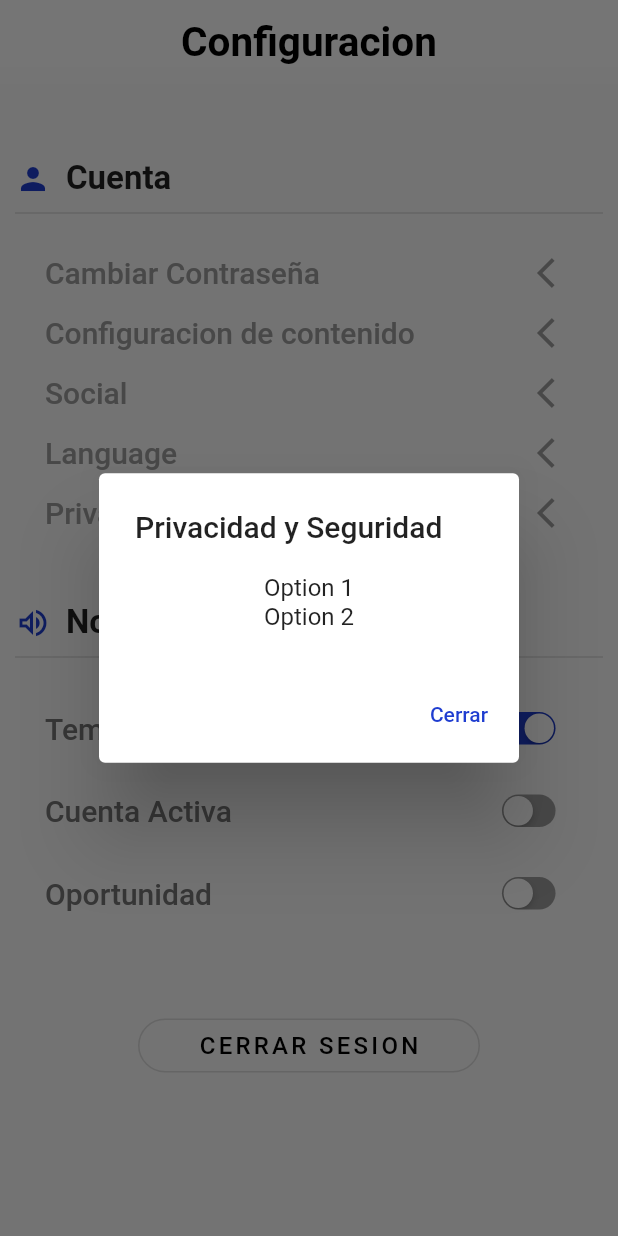
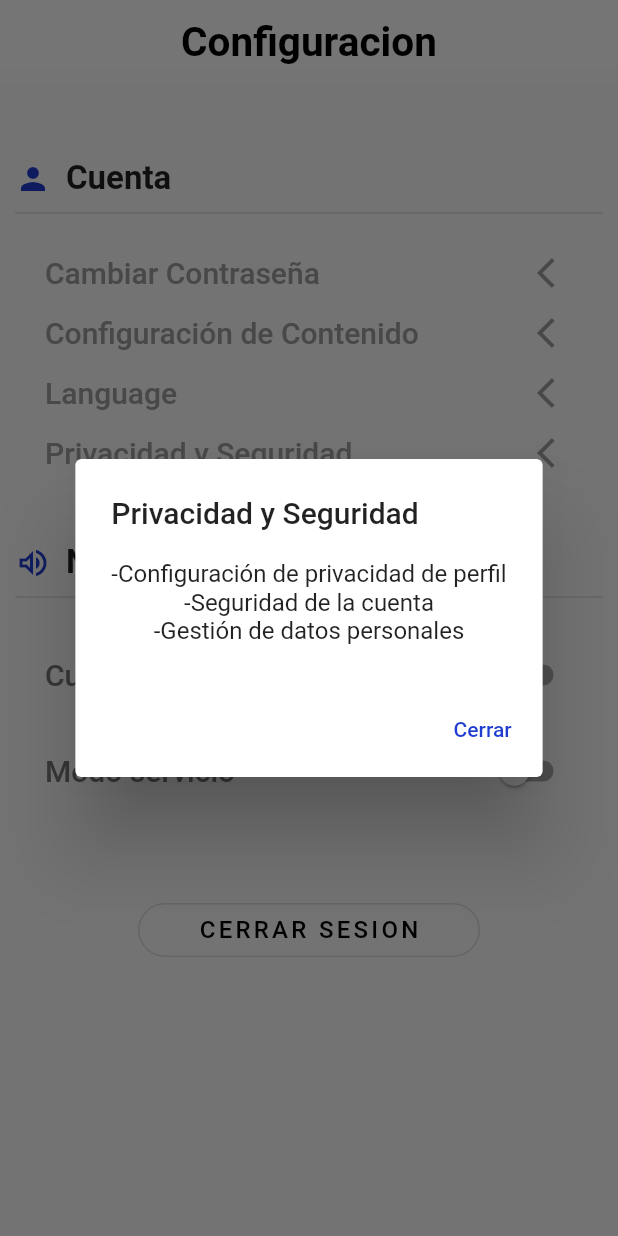
Before and after one commit to Jesus0917/ServiPlus-1.0, a Flutter app: the SettingsScreen screen opened directly with empty values, after a tap on "Privacidad y Seguridad", on a phone screen of 412 x 824 dp. Run offline on Flutter 3.47's test engine with Material 2 defaults, Android fonts, the phone set to English and light mode, and no system bars; our stand-ins replace firebase_auth, firebase_core, firebase_storage, flutter_local_notifications, flutter_spinkit, fluttertoast and 4 more; accounts and stored records are empty.

Commit message:
funcionalidad configuracion

```diff
--- a/lib/features/user_auth/presentation/pages/home_page.dart
+++ b/lib/features/user_auth/presentation/pages/home_page.dart
@@ -392,6 +392,7 @@ class _SettingsScreenState extends State<SettingsScreen> {
   bool valNotify2 = false;
   bool valNotify3 = false;
 
+
   void onChangeFunction1(bool newValue1) {
     setState(() {
       valNotify1 = newValue1;
@@ -451,11 +452,11 @@ class _SettingsScreenState extends State<SettingsScreen> {
             ),
             Divider(height: 20,thickness: 1),
             SizedBox(height: 10),
-            buildAccountOpion(context, "Cambiar Contraseña"),
-            buildAccountOpion(context, "Configuracion de contenido"),
-            buildAccountOpion(context, "Social"),
-            buildAccountOpion(context, "Language"),
-            buildAccountOpion(context, "Privacidad y Seguridad"),
+            buildAccountOpion(context, "Cambiar Contraseña", ["-Cambiar contraseña actual", "-Restablecer contraseña",]),
+            buildAccountOpion(context, "Configuración de Contenido", [ "-Preferencias de notificaciones","-Configuración de privacidad","-Configurar preferencias de visualización"]),
+            buildAccountOpion(context, "Language", ["-Seleccionar idioma", ]),
+           buildAccountOpion(context, "Privacidad y Seguridad", [ "-Configuración de privacidad de perfil", "-Seguridad de la cuenta", "-Gestión de datos personales"]),
+
             SizedBox(height: 40),
             Row(
               children: [
@@ -469,9 +470,10 @@ class _SettingsScreenState extends State<SettingsScreen> {
             ),
             Divider(height: 20, thickness: 1),
             SizedBox(height: 10),
-            buildNotificationOpntion("Tema Oscuro", valNotify1, onChangeFunction1),
-            buildNotificationOpntion("Cuenta Activa", valNotify2, onChangeFunction2),
-            buildNotificationOpntion("Oportunidad", valNotify3, onChangeFunction3),
+            buildAccountOption("Cuenta Activa"),
+            buildNotificationOpntion("Modo servicio", valNotify3, onChangeFunction3),
+
+
             SizedBox(height: 50),
             Center(
               child: OutlinedButton(
@@ -500,70 +502,147 @@ class _SettingsScreenState extends State<SettingsScreen> {
     );
   }
 
+Widget buildAccountOption(String title) {
+  if (title == "Cuenta Activa") {
+    return Padding(
+      padding: const EdgeInsets.symmetric(vertical: 8, horizontal: 20),
+      child: Row(
+        mainAxisAlignment: MainAxisAlignment.spaceBetween,
+        children: [
+          Text(
+            title,
+            style: TextStyle(
+              fontSize: 20,
+              fontWeight: FontWeight.w500,
+              color: Colors.grey[600],
+            ),
+          ),
+          Transform.scale(
+            scale: 1,
+            child: Switch(
+              activeColor: Color(0xFF1F3DD0),
+              value: valNotify2, // Usar el valor correspondiente
+              onChanged: (bool newValue) {
+                onChangeFunction2(newValue); // Llamar a la función correspondiente
+                if (newValue) {
+                  showDialog(
+                    context: context,
+                    builder: (BuildContext context) {
+                      return AlertDialog(
+                        title: Text(title),
+                        content: Text('¡Su cuenta está activa!'),
+                        actions: [
+                          TextButton(
+                            onPressed: () {
+                              Navigator.of(context).pop();
+                            },
+                            child: Text("Cerrar"),
+                          )
+                        ],
+                      );
+                    },
+                  );
+                }
+              },
+            ),
+          ),
+        ],
+      ),
+    );
+  } else {
+    return buildNotificationOpntion(title, false, () {}); // Otras opciones diferentes a "Cuenta Activa"
+  }
+}
+
+
 Padding buildNotificationOpntion(String title, bool value, Function onChangeMethod) {
   return Padding(
     padding: const EdgeInsets.symmetric(vertical: 8, horizontal: 20),
     child: Row(
       mainAxisAlignment: MainAxisAlignment.spaceBetween,
       children: [
-          Text(title, style: TextStyle(
+        Text(
+          title,
+          style: TextStyle(
             fontSize: 20,
             fontWeight: FontWeight.w500,
             color: Colors.grey[600]
-          )),
-          Transform.scale(
-            scale: 0.7,
-            child: CupertinoSwitch(
+          ),
+        ),
+        Switch(
           activeColor: Color(0xFF1F3DD0),
-              trackColor: Colors.grey,
           value: value,
-              onChanged: (bool newValue){
+          onChanged: (bool newValue) {
             onChangeMethod(newValue);
           },
         ),
-          )
       ],
     ),
   );
 }
 
-  GestureDetector buildAccountOpion(BuildContext context, String title){
+
+GestureDetector buildAccountOpion(BuildContext context, String title, List<String> options) {
   return GestureDetector(
-      onTap:(){
-        showDialog(context: context, builder: (BuildContext context){
+    onTap: () {
+      if (title == "Cuenta Activa") {
+        showDialog(
+          context: context,
+          builder: (BuildContext context) {
+            return AlertDialog(
+              title: Text(title),
+              content: Text('¡Su cuenta está activa!'),
+              actions: [
+                TextButton(
+                  onPressed: () {
+                    Navigator.of(context).pop();
+                  },
+                  child: Text("Cerrar"),
+                )
+              ],
+            );
+          },
+        );
+      } else {
+        showDialog(
+          context: context,
+          builder: (BuildContext context) {
             return AlertDialog(
               title: Text(title),
               content: Column(
                 mainAxisSize: MainAxisSize.min,
-              children: [
-                Text("Option 1"),
-                Text("Option 2"),
-              ],
+                children: options.map((option) => Text(option)).toList(),
               ),
               actions: [
-              TextButton(onPressed: (){
+                TextButton(
+                  onPressed: () {
                     Navigator.of(context).pop();
                   },
-               child: Text("Cerrar")
+                  child: Text("Cerrar"),
                 )
               ],
             );
-        });
+          },
+        );
+      }
     },
     child: Padding(
       padding: const EdgeInsets.symmetric(vertical: 8, horizontal: 20),
       child: Row(
         mainAxisAlignment: MainAxisAlignment.spaceBetween,
         children: [
-            Text(title, style: TextStyle(
+          Text(
+            title,
+            style: TextStyle(
               fontSize: 20,
               fontWeight: FontWeight.w500,
-              color: Colors.grey
-            )),
+              color: Colors.grey,
+            ),
+          ),
           Icon(Icons.arrow_back_ios, color: Colors.grey)
         ],
       ),
-      )
+    ),
   );
 }
 }
```
Lines whose indentation alone changed are shown as unchanged.
